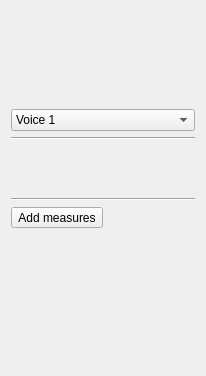
Before: the Qt Designer form shapes/musicshape/dialogs/SimpleEntryWidget.ui in KDE/calligra, drawn with Qt 5.
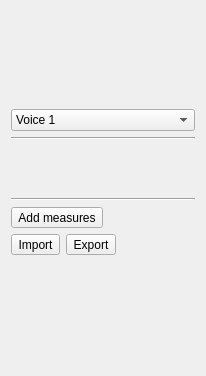
After: the same form once the commit is applied.

Commit message: start implementing a musicXML import function; this still needs a lot of sanity checks, but the basics are there

What changed in the file:
```diff
--- a/shapes/musicshape/dialogs/SimpleEntryWidget.ui
+++ b/shapes/musicshape/dialogs/SimpleEntryWidget.ui
@@ -356,6 +356,43 @@
      </item>
     </layout>
    </item>
+   <item>
+    <layout class="QHBoxLayout" >
+     <item>
+      <widget class="QToolButton" name="importButton" >
+       <property name="text" >
+        <string>Import</string>
+       </property>
+       <property name="toolButtonStyle" >
+        <enum>Qt::ToolButtonTextBesideIcon</enum>
+       </property>
+      </widget>
+     </item>
+     <item>
+      <widget class="QToolButton" name="exportButton" >
+       <property name="text" >
+        <string>Export</string>
+       </property>
+       <property name="toolButtonStyle" >
+        <enum>Qt::ToolButtonTextBesideIcon</enum>
+       </property>
+      </widget>
+     </item>
+     <item>
+      <spacer>
+       <property name="orientation" >
+        <enum>Qt::Horizontal</enum>
+       </property>
+       <property name="sizeHint" >
+        <size>
+         <width>40</width>
+         <height>20</height>
+        </size>
+       </property>
+      </spacer>
+     </item>
+    </layout>
+   </item>
    <item>
     <spacer>
      <property name="orientation" >
@@ -364,7 +401,7 @@
      <property name="sizeHint" >
       <size>
        <width>182</width>
-       <height>81</height>
+       <height>41</height>
       </size>
      </property>
     </spacer>
```
The commit also changes 7 other files.
